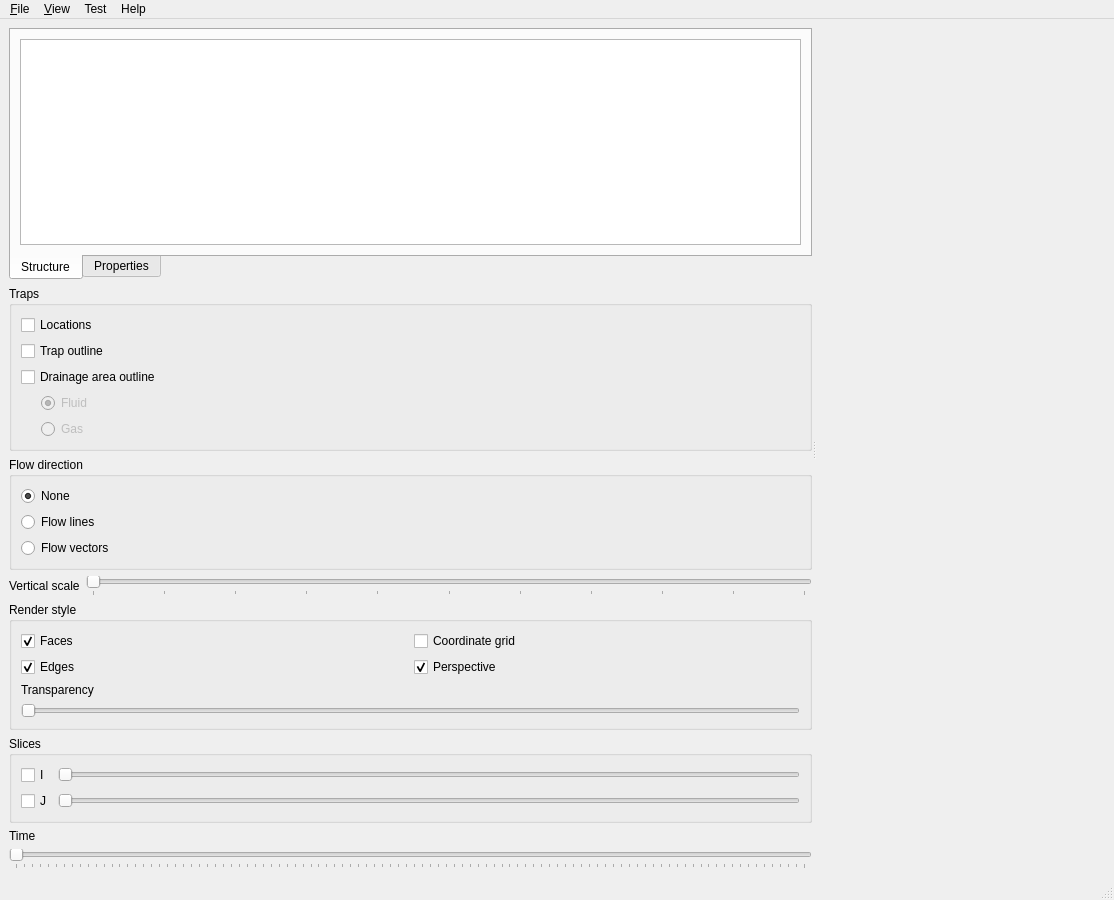
This is development/applications/4DPrototype/4DPrototype/MainWindow.ui in ArchanaKathiresanHub/Geosigns-Be-Basin-Modelling as Qt 5 draws it before an edit. The edited form follows.
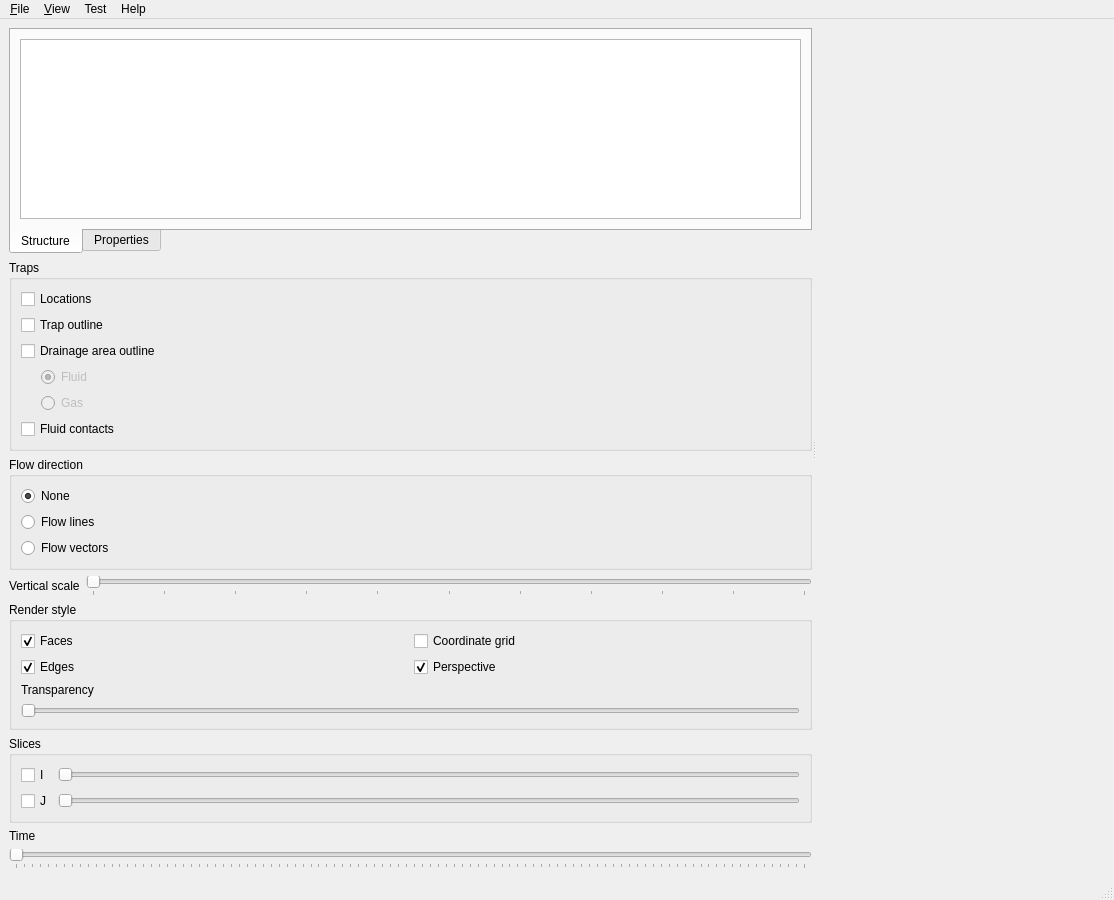
This is the edited form. Custom widgets are drawn as their Qt base class.

Commit message:
Added visualization of fluid contacts
work-items: #53948
git-tfs-id: [https://sede-pt-ce2.visualstudio.com/DefaultCollection]$/Basin Modeling/IBS/Trunk;C55941

```diff
--- a/development/applications/4DPrototype/4DPrototype/MainWindow.ui
+++ b/development/applications/4DPrototype/4DPrototype/MainWindow.ui
@@ -165,6 +165,13 @@
              </item>
             </layout>
            </item>
+           <item>
+            <widget class="QCheckBox" name="checkBoxFluidContacts">
+             <property name="text">
+              <string>Fluid contacts</string>
+             </property>
+            </widget>
+           </item>
           </layout>
          </widget>
         </item>
```
The commit also changes 11 other files.
